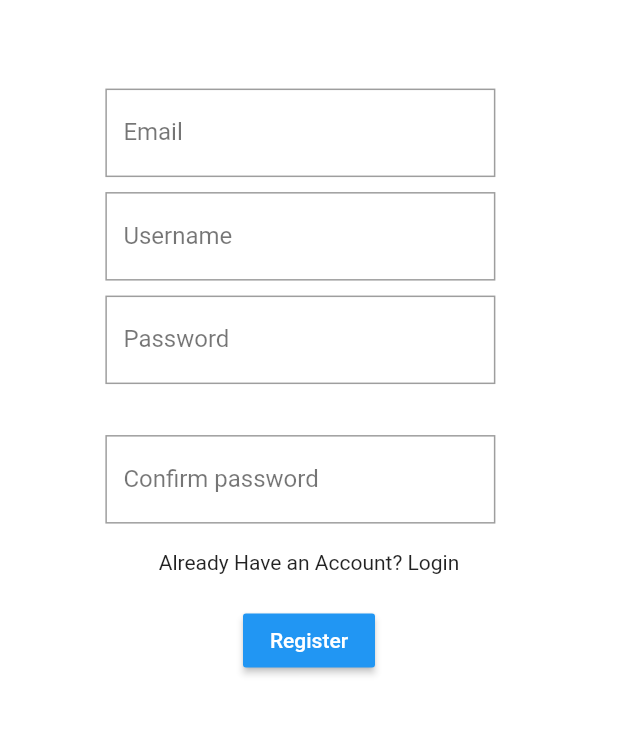
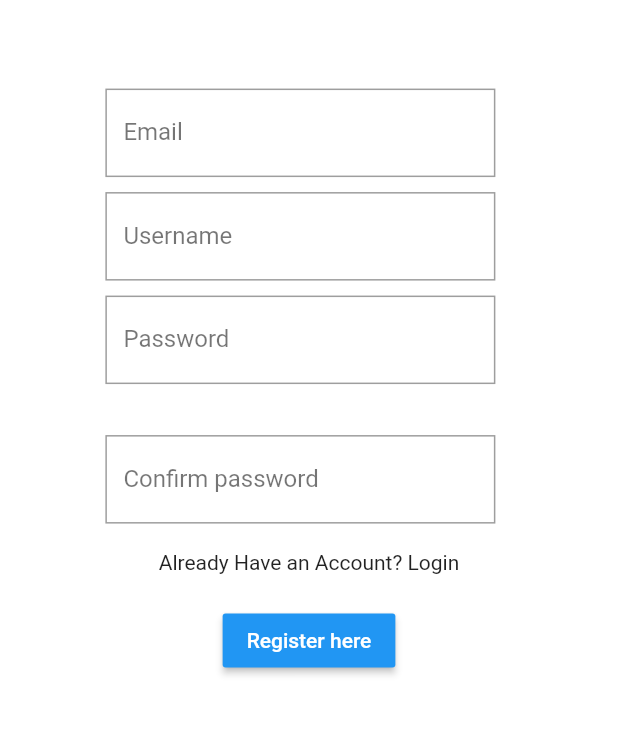
Before and after one commit to TechExpand/food-express, a Flutter app: the USERSIGNUP1 screen opened directly, on a phone screen of 412 x 824 dp, the part 301-1037 px from its top. Run offline on Flutter 3.47's test engine with Material 2 defaults, Android fonts, the phone set to English and light mode, and no system bars; our stand-ins replace flutter_svg, geolocator, google_maps_flutter, location; missing offline and left inert: adobe_xd.

Commit message:
Default Changelist

```diff
--- a/lib/screens/Login_SignupView/USERSIGNUP.dart
+++ b/lib/screens/Login_SignupView/USERSIGNUP.dart
@@ -223,7 +223,7 @@ class USERSIGNUP1STATE extends State<USERSIGNUP1> {
                     },
                     color: Colors.blue,
                     child: Text(
-                      'Register',
+                      'Register here',
                       style: TextStyle(color: Colors.white),
                     ),
                   ),
```
